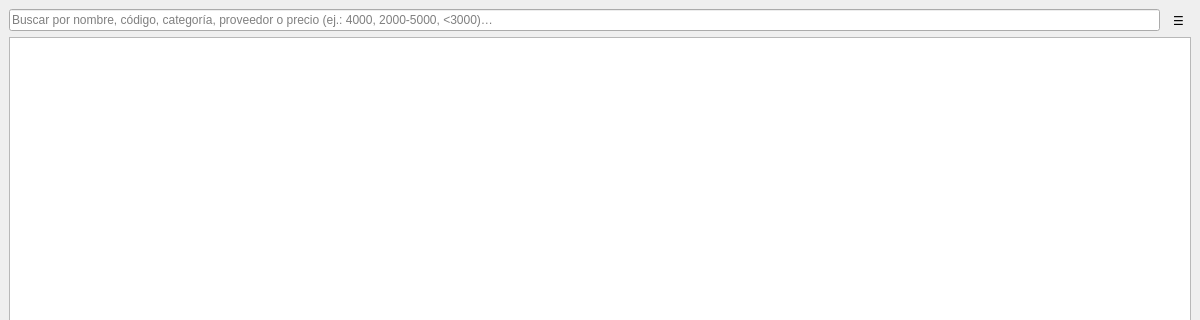
Above: escritorio/main.ui from Sebas-Git-Tail/gestor-stock-cpp before the change; both pictures show x 0 to 1200 and y 0 to 320 of the 1200 by 600 pixel window. Below: the same form after it.
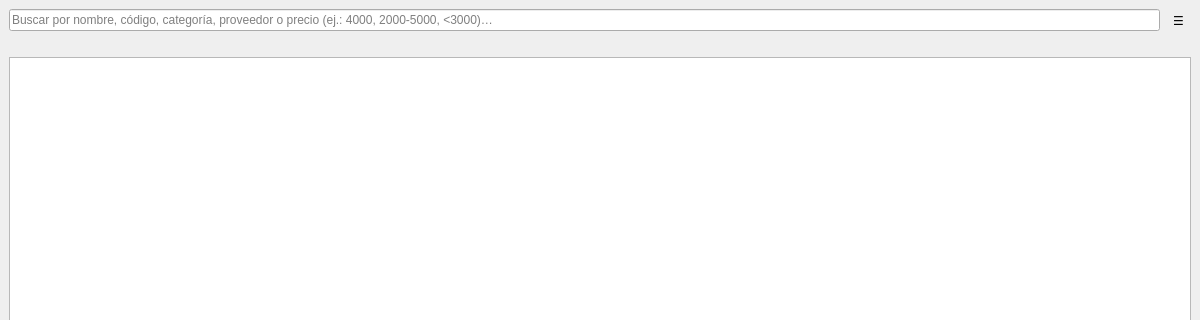
That is the form after the change.

Commit message: PC: Reportes y avisos (☰), aviso arriba de la tabla y costo c/u en la compra

Patch:
```diff
--- a/escritorio/main.ui
+++ b/escritorio/main.ui
@@ -45,6 +45,16 @@
       </item>
      </layout>
     </item>
+    <item>
+     <widget class="QLabel" name="labelAvisos">
+      <property name="toolTip">
+       <string>Productos con poco stock, vencidos o por vencer</string>
+      </property>
+      <property name="textFormat">
+       <enum>Qt::TextFormat::RichText</enum>
+      </property>
+     </widget>
+    </item>
     <item>
      <widget class="QTableView" name="tablaProductos">
       <property name="contextMenuPolicy">
```
Left out of the diff: 5 changed lines with no effect on the pictures. The commit also changes 8 other files.
